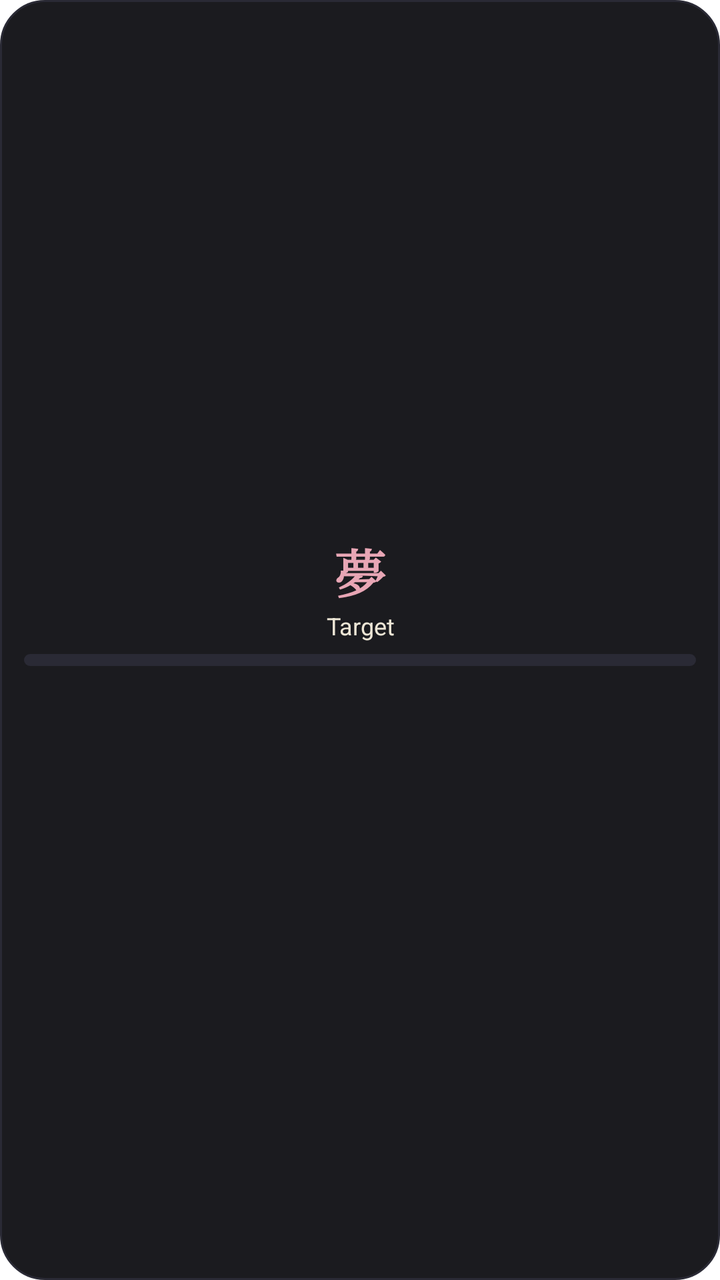
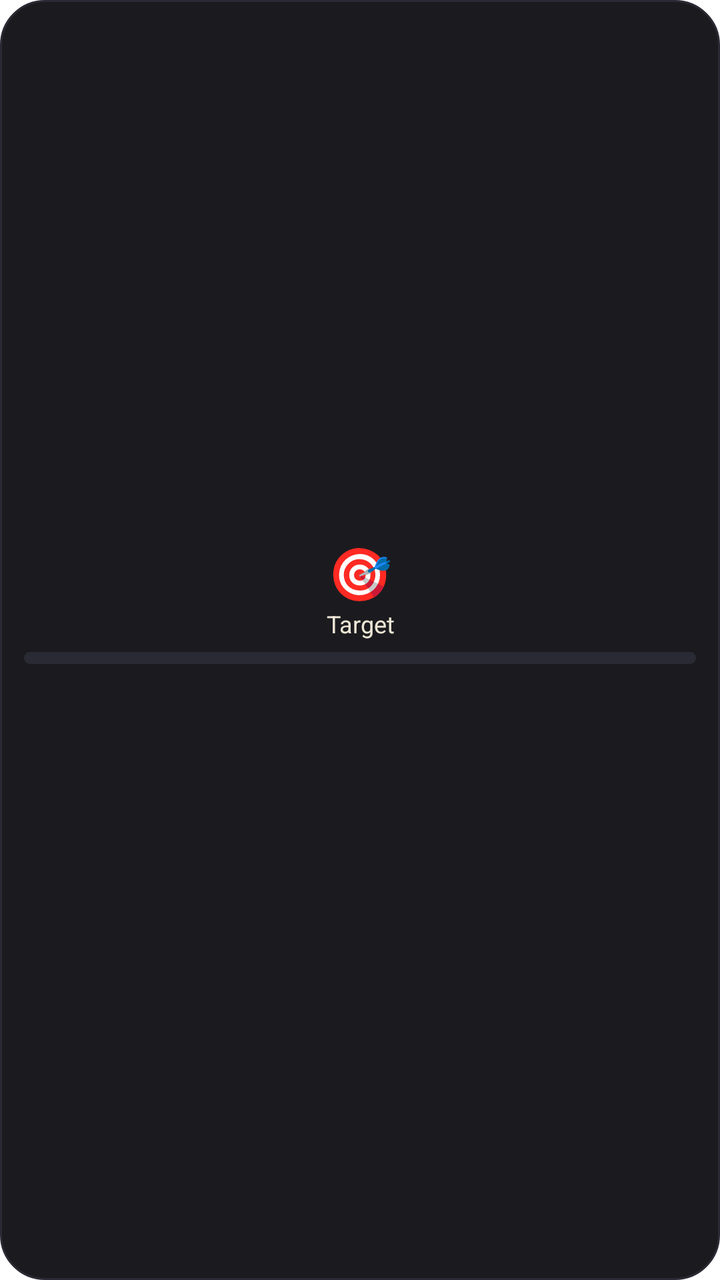

Screens rendered from an Android XML layout before and after an edit, with the pre-edit source and the edit as a unified diff.
<!-- AndroidManifest.xml: fallback theme Theme.MaterialComponents.DayNight.NoActionBar -->
<!-- res/layout/widget_goal.xml -->
<?xml version="1.0" encoding="utf-8"?>
<LinearLayout xmlns:android="http://schemas.android.com/apk/res/android"
    android:id="@+id/root"
    android:layout_width="match_parent"
    android:layout_height="match_parent"
    android:background="@drawable/widget_bg"
    android:gravity="center"
    android:orientation="vertical"
    android:padding="12dp">

    <TextView
        android:id="@+id/icon"
        android:layout_width="wrap_content"
        android:layout_height="wrap_content"
        android:fontFamily="serif"
        android:text="夢"
        android:textColor="#E8A6B5"
        android:textSize="26sp"
        android:textStyle="bold" />

    <TextView
        android:id="@+id/name"
        android:layout_width="match_parent"
        android:layout_height="wrap_content"
        android:ellipsize="end"
        android:gravity="center"
        android:singleLine="true"
        android:text="Target"
        android:textColor="#EDE6D6"
        android:textSize="12sp" />

    <ProgressBar
        android:id="@+id/bar"
        style="?android:attr/progressBarStyleHorizontal"
        android:layout_width="match_parent"
        android:layout_height="6dp"
        android:layout_marginTop="6dp"
        android:indeterminate="false"
        android:max="100"
        android:progressDrawable="@drawable/widget_progress" />

    <TextView
        android:id="@+id/pct"
        android:layout_width="wrap_content"
        android:layout_height="wrap_content"
        android:layout_marginTop="4dp"
        android:fontFamily="serif"
        android:textColor="#C9A45C"
        android:textSize="16sp"
        android:textStyle="bold" />

    <TextView
        android:id="@+id/amounts"
        android:layout_width="match_parent"
        android:layout_height="wrap_content"
        android:ellipsize="end"
        android:gravity="center"
        android:singleLine="true"
        android:textColor="#9A948A"
        android:textSize="10sp" />
</LinearLayout>
<!-- resources referenced by this layout -->
<resources>
  <!-- drawable widget_bg (drawable) -->
  <?xml version="1.0" encoding="utf-8"?>
  <shape xmlns:android="http://schemas.android.com/apk/res/android" android:shape="rectangle">
      <solid android:color="#F20F0F14" />
      <corners android:radius="22dp" />
      <stroke android:width="1dp" android:color="#2A2A35" />
  </shape>
  <!-- drawable widget_progress (drawable) -->
  <?xml version="1.0" encoding="utf-8"?>
  <layer-list xmlns:android="http://schemas.android.com/apk/res/android">
      <item android:id="@android:id/background">
          <shape android:shape="rectangle">
              <solid android:color="#2A2A35" />
              <corners android:radius="4dp" />
          </shape>
      </item>
      <item android:id="@android:id/progress">
          <clip>
              <shape android:shape="rectangle">
                  <solid android:color="#C9A45C" />
                  <corners android:radius="4dp" />
              </shape>
          </clip>
      </item>
  </layer-list>
</resources>

<!-- the commit's change to res/layout/widget_goal.xml (unified diff, before → after) -->
@@ -13,7 +13,7 @@
         android:layout_width="wrap_content"
         android:layout_height="wrap_content"
         android:fontFamily="serif"
-        android:text="夢"
+        android:text="🎯"
         android:textColor="#E8A6B5"
         android:textSize="26sp"
         android:textStyle="bold" />
